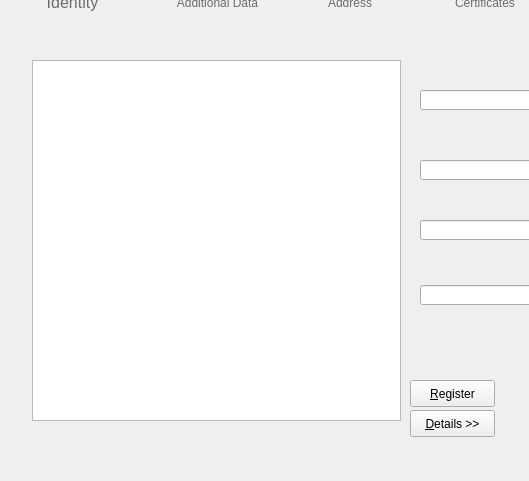
amagovpt/autenticacao.gov, file pteid-mw-pt/_src/eidmw/eidgui/mainwnd.ui: the form before one commit; both pictures show x 0 to 529 and y 89 to 570 of the 925 by 1042 pixel window.
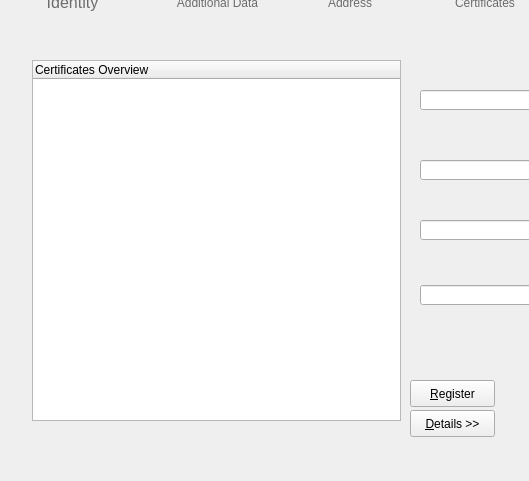
The form after the commit. Icons and pictures are not drawn.

Patch:
```diff
--- a/pteid-mw-pt/_src/eidmw/eidgui/mainwnd.ui
+++ b/pteid-mw-pt/_src/eidmw/eidgui/mainwnd.ui
@@ -1076,8 +1076,11 @@
         <property name="sortingEnabled">
          <bool>false</bool>
         </property>
-        <attribute name="headerVisible">
+        <property name="headerHidden">
          <bool>false</bool>
+        </property>
+        <attribute name="headerVisible">
+         <bool>true</bool>
         </attribute>
         <attribute name="headerShowSortIndicator" stdset="0">
          <bool>false</bool>
```
